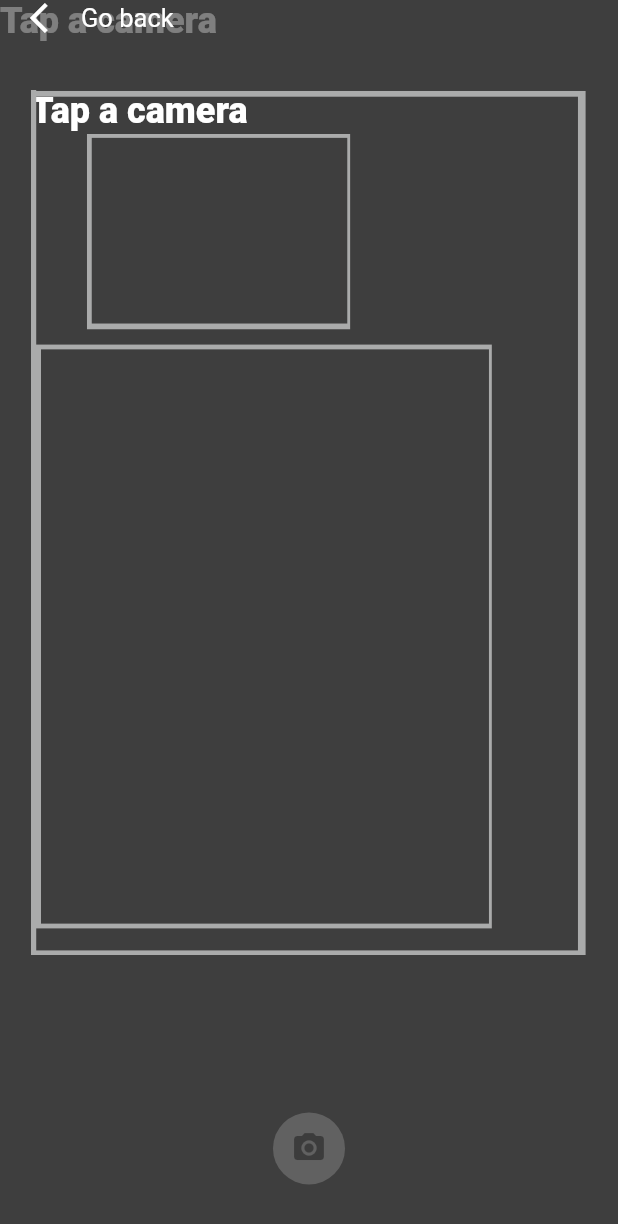
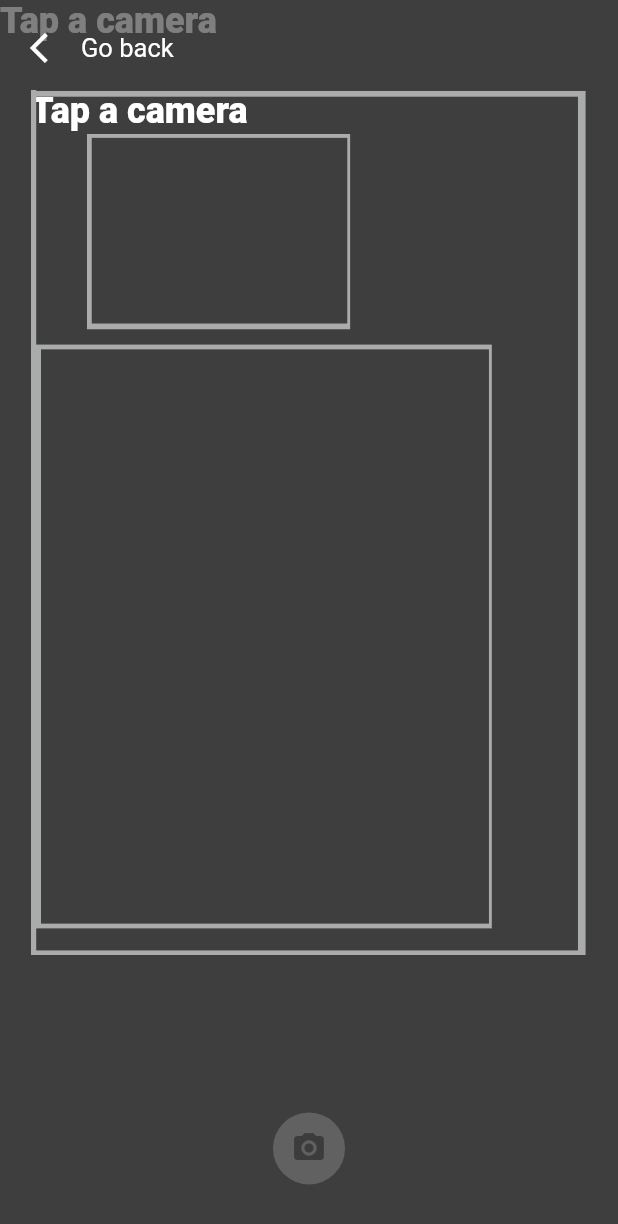
Before and after one commit to LTS-DuongNA/banking_sample, a Flutter app: the CameraExampleHome screen opened directly, on a phone screen of 412 x 824 dp. Shown: the top 1224 px of the screen. Run offline on Flutter 3.47's test engine with Material 2 defaults, Android fonts, the phone set to English and light mode, and no system bars; our stand-ins replace cached_network_image, camera, image_cropper, rxdart, shared_preferences, video_player; accounts and stored records are empty; network calls fail.

Commit message:
fix navbar pading

```diff
--- a/lib/views/form_img.dart
+++ b/lib/views/form_img.dart
@@ -38,7 +38,7 @@ class _FormWithImgState extends State<FormWithImg> {
               color: ColorStyle.pinkBg,
             ),
             child: Padding(
-              padding: EdgeInsets.only(top: MediaQuery.of(context).padding.top, left: 20, right: 20, bottom: 20),
+              padding: EdgeInsets.only(top: MediaQuery.of(context).padding.top + 20, left: 20, right: 20, bottom: 20),
               child: Row(
                 children: [
                   IconButton(
@@ -126,8 +126,8 @@ class _FormWithImgState extends State<FormWithImg> {
                           child: Container(
                             width: double.infinity,
                             height: 50,
-                            decoration: BoxDecoration(
-                                borderRadius: BorderRadius.circular(20), color: ColorStyle.pinkBg),
+                            decoration:
+                                BoxDecoration(borderRadius: BorderRadius.circular(20), color: ColorStyle.pinkBg),
                             child: InkWell(
                               onTap: () {
                                 if (_formKey.currentState!.validate()) {
--- a/lib/views/scan_view.dart
+++ b/lib/views/scan_view.dart
@@ -181,7 +181,7 @@ class _CameraExampleHomeState extends State<CameraExampleHome> with WidgetsBindi
                       height: 20,
                     ),
                     Padding(
-                      padding: EdgeInsets.only(left: 20, top: MediaQuery.of(context).padding.top, bottom: 20),
+                      padding: EdgeInsets.only(left: 20, top: MediaQuery.of(context).padding.top + 20, bottom: 20),
                       child: InkWell(
                         onTap: () {
                           Navigator.push(context, MaterialPageRoute(builder: (context) => const HomeView()));
```
